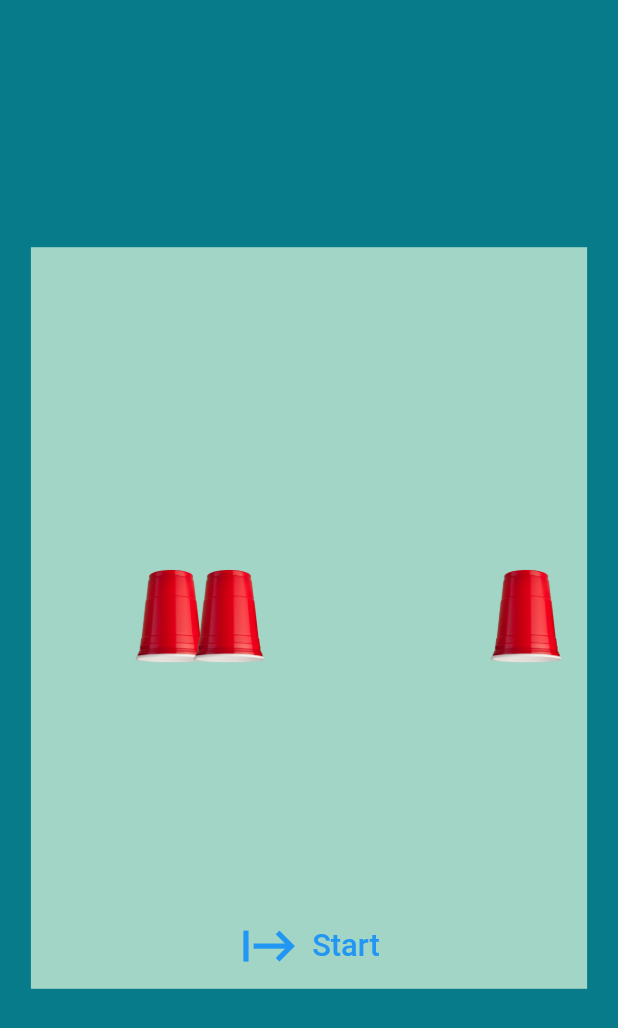
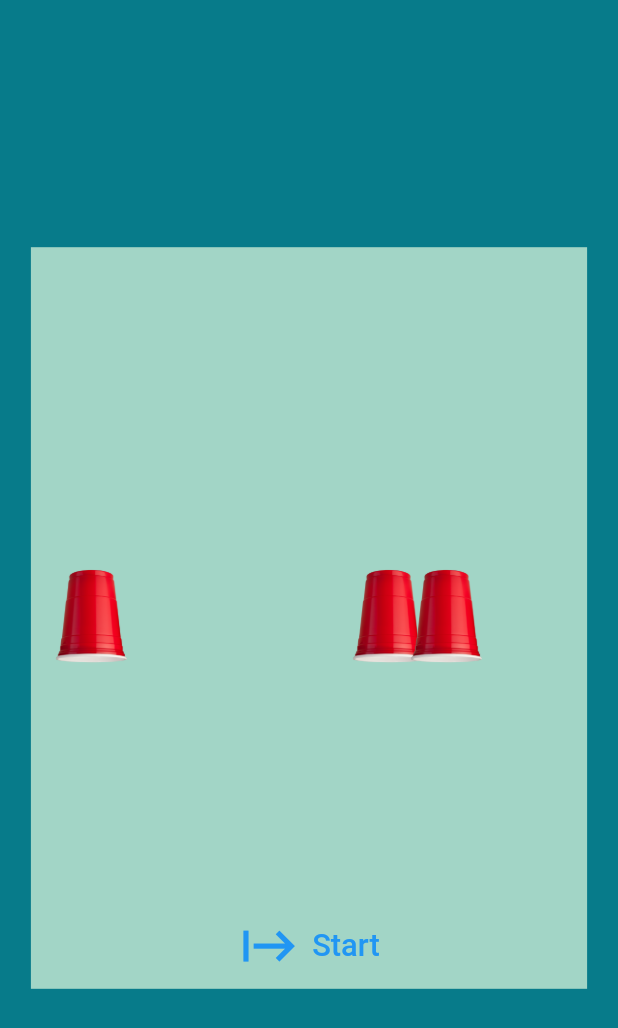
Before and after one commit to stevelpak/shuffle_game, a Flutter app: the screen it shows after launch, after a tap on "Start", on a phone screen of 412 x 824 dp. Shown: the top 1028 px of the screen. Run offline on Flutter 3.47's test engine with Material 2 defaults, Android fonts, the phone set to English and light mode, and no system bars.

Commit message:
Shuffle Game Updated

```diff
--- a/lib/home.dart
+++ b/lib/home.dart
@@ -1,3 +1,5 @@
+import 'dart:math';
+
 import 'package:flutter/material.dart';
 
 class MyHomePage extends StatefulWidget {
@@ -11,17 +13,44 @@ class _MyHomePageState extends State<MyHomePage> {
   Alignment firstAlign = Alignment.centerLeft;
   Alignment secondAlign = Alignment.center;
   Alignment thirdAlign = Alignment.centerRight;
+  int states = 10 + Random.secure().nextInt(10);
+
+  Map<int, Alignment> types = {
+    1: Alignment.centerLeft,
+    2: Alignment.center,
+    3: Alignment.centerRight,
+  };
+
+  List changes = [12, 23, 13];
+
+  animate(int value) {
+    if (value == 12) {
+      firstAlign = types[2]!;
+      secondAlign = types[1]!;
+    } else if (value == 23) {
+      secondAlign = types[3]!;
+      thirdAlign = types[2]!;
+    } else if (value == 13) {
+      firstAlign = types[3]!;
+      thirdAlign = types[1]!;
+    } else {
+      return animate(changes[Random().nextInt(changes.length)]);
+    }
+  }
 
   @override
   Widget build(BuildContext context) {
     Size sayz = MediaQuery.of(context).size;
+
     return SafeArea(
       child: Scaffold(
         backgroundColor: const Color(0xFF077B8A),
         body: Column(
           mainAxisAlignment: MainAxisAlignment.center,
           children: [
-            Container(
+            FutureBuilder(
+              builder: ((context, snapshot) {
+                return Container(
                   margin: EdgeInsets.symmetric(horizontal: sayz.width * 0.05),
                   width: sayz.width * 0.9,
                   height: sayz.height * 0.6,
@@ -57,8 +86,8 @@ class _MyHomePageState extends State<MyHomePage> {
                         child: TextButton.icon(
                           onPressed: () {
                             setState(() {
-                          firstAlign = Alignment.center;
-                          secondAlign = Alignment.centerLeft;
+                              animate(
+                                  changes[Random().nextInt(changes.length)]);
                             });
                           },
                           icon: Icon(Icons.start, size: sayz.width * 0.1),
@@ -70,7 +99,9 @@ class _MyHomePageState extends State<MyHomePage> {
                       )
                     ],
                   ),
-            ),
+                );
+              }),
+            )
           ],
         ),
       ),
```
Lines whose indentation alone changed are shown as unchanged.
